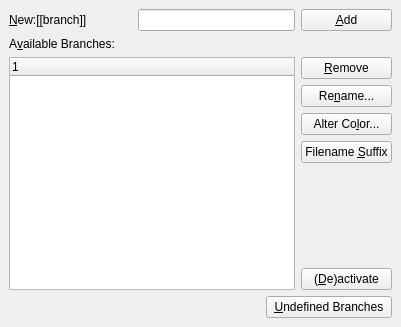
Old version of the form src/frontends/qt4/ui/BranchesUi.ui in the repository cburschka/lyx.
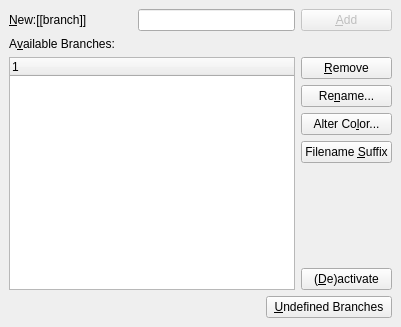
New version of the form.

What changed in the file:
```diff
--- a/src/frontends/qt4/ui/BranchesUi.ui
+++ b/src/frontends/qt4/ui/BranchesUi.ui
@@ -103,6 +103,9 @@
    </item>
    <item row="0" column="3" >
     <widget class="QPushButton" name="addBranchPB" >
+     <property name="enabled">
+      <bool>false</bool>
+     </property>
      <property name="toolTip" >
       <string>Add a new branch to the list</string>
      </property>
```
